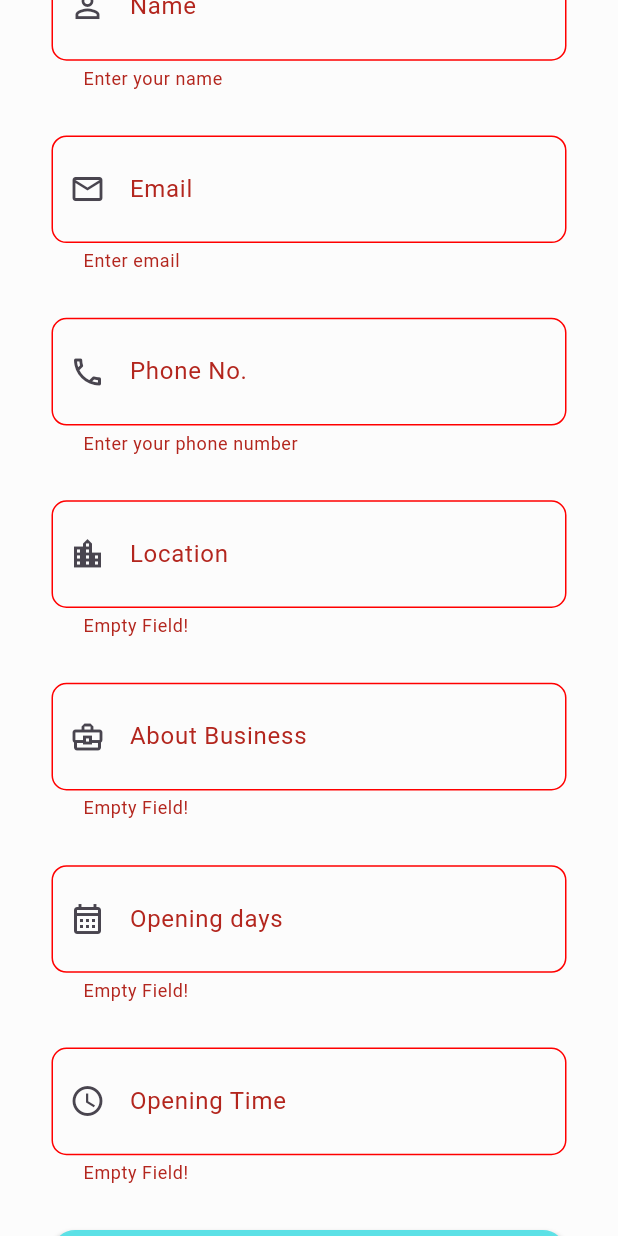
After one commit to nishaaan/KarKhana, a Flutter app: the VendorSignUp screen opened directly, scrolled down 457 dp, after a tap on "Signup", on a phone screen of 412 x 824 dp. The commit adds this screen. Run offline on Flutter 3.47's test engine with Material 3 defaults, Android fonts, the phone set to English and light mode, and no system bars; our stand-ins replace animated_splash_screen, connectivity_plus, flutter_bloc, flutter_rating_bar, flutter_screenutil, flutter_svg and 12 more; missing offline and left inert: dart:ffi, khalti_flutter; accounts and stored records are empty.

```diff
--- a/KarKhana/lib/Packages/Packages.dart
+++ b/KarKhana/lib/Packages/Packages.dart
@@ -84,3 +84,8 @@ export 'package:karkhana/usersPages/customerPages/HomePages/Purchases/activeCoup
 export 'package:karkhana/usersPages/customerPages/HomePages/Purchases/previousCouponMain.dart';
 export 'package:karkhana/usersPages/customerPages/HomePages/Purchases/Purchases.dart';
 export 'package:karkhana/usersPages/customerPages/HomePages/Purchases/searchPurchase.dart';
+
+//Vendor Login/Register Pages
+export 'package:karkhana/usersPages/vendorPages/Login_Register/VSignup.dart';
+export 'package:karkhana/usersPages/vendorPages/Login_Register/Vlogin.dart';
+export 'package:karkhana/usersPages/vendorPages/Login_Register/forgetpw.dart';
--- /dev/null
+++ b/KarKhana/lib/usersPages/vendorPages/Login_Register/VSignup.dart
@@ -0,0 +1,282 @@
+// ignore_for_file: file_names, prefer_final_fields, non_constant_identifier_names, prefer_const_constructors, unused_local_variable
+
+import 'package:karkhana/Packages/Packages.dart';
+
+class VendorSignUp extends StatefulWidget {
+  const VendorSignUp({super.key});
+
+  @override
+  State<VendorSignUp> createState() => _VendorSignUpState();
+}
+
+class _VendorSignUpState extends State<VendorSignUp> {
+  GlobalKey<FormState> _formKey = GlobalKey<FormState>();
+  TextEditingController _VendorName = TextEditingController();
+  TextEditingController _VendorEmail = TextEditingController();
+  TextEditingController _VendorPhone = TextEditingController();
+  TextEditingController _VendorLocation = TextEditingController();
+  TextEditingController _VendorAbout = TextEditingController();
+  TextEditingController _VendorOpeningDays = TextEditingController();
+  TextEditingController _VendorOpeningTime = TextEditingController();
+
+  @override
+  void initState() {
+    // TODO: implement initState
+    _VendorName;
+    _VendorEmail;
+    _VendorPhone;
+    _VendorLocation;
+    _VendorAbout;
+    _VendorOpeningDays;
+    _VendorOpeningTime;
+    super.initState();
+  }
+
+  @override
+  Widget build(BuildContext context) {
+    return GestureDetector(
+      onTap: () {
+        FocusScopeNode currentFocus = FocusScope.of(context);
+
+        if (!currentFocus.hasPrimaryFocus) {
+          currentFocus.unfocus();
+        }
+      },
+      child: Scaffold(
+        resizeToAvoidBottomInset: true,
+        backgroundColor: Colours.backgroundColor,
+        body: SafeArea(
+          child: SingleChildScrollView(
+            child: Form(
+              key: _formKey,
+              child: Column(
+                children: [
+                  Padding(
+                    padding: EdgeInsets.only(top: 10.h),
+                    child: Row(
+                      mainAxisAlignment: MainAxisAlignment.start,
+                      children: [
+                        SizedBox(
+                          width: 10.w,
+                        ),
+                        GestureDetector(
+                          child: Icon(Icons.arrow_back_ios),
+                          onTap: () {
+                            Navigator.pop(context);
+                          },
+                        ),
+                      ],
+                    ),
+                  ),
+                  Padding(
+                    padding: EdgeInsets.symmetric(horizontal: 30.w),
+                    child: Column(
+                      children: [
+                        Center(
+                          child: Column(
+                            children: [
+                              RichText(
+                                  text: TextSpan(
+                                      style: const TextStyle(
+                                          color:
+                                              Colors.blue), //apply style to all
+                                      children: [
+                                    TextSpan(
+                                      text: 'Kar',
+                                      style: GoogleFonts.poppins(
+                                        color: Colours.textColor,
+                                        fontSize: 40.sp,
+                                        fontWeight: FontWeight.w700,
+                                        decoration: TextDecoration.none,
+                                      ),
+                                    ),
+                                    TextSpan(
+                                        text: 'Khana',
+                                        style: GoogleFonts.poppins(
+                                          color: Colours.secondaryColor,
+                                          fontSize: 40.sp,
+                                          fontWeight: FontWeight.w700,
+                                          decoration: TextDecoration.none,
+                                        )),
+                                  ])),
+                              smallText(
+                                text: "Register Your Business",
+                                size: 16,
+                                color: Colours.secondaryColor,
+                              )
+                            ],
+                          ),
+                        ),
+                        Center(
+                            child: Column(
+                          children: [
+                            Lottie.asset('assets/lottie/growBusiness2.json',
+                                height: 190.h, width: 350.w),
+                            SizedBox(height: 10.h),
+                            smallText(
+                              text:
+                                  "KarKhana helps your business to connect with",
+                              size: 13,
+                            ),
+                            smallText(
+                              text:
+                                  "customers with great discounts, REGISTER NOW!",
+                              size: 13,
+                            )
+                          ],
+                        )),
+                        SizedBox(height: 20.h),
+                        NtextField(
+                            controller: _VendorName,
+                            name: 'Name',
+                            prefix: const Icon(Icons.person_outline),
+                            validator: ValidationOfFields.valName),
+                        SizedBox(
+                          height: 25.h,
+                        ),
+                        NtextField(
+                          controller: _VendorEmail,
+                          name: 'Email',
+                          prefix: const Icon(Icons.mail_outline),
+                          validator: ValidationOfFields.valEmail,
+                        ),
+                        SizedBox(
+                          height: 25.h,
+                        ),
+                        NtextField(
+                          controller: _VendorPhone,
+                          name: 'Phone No.',
+                          prefix: const Icon(Icons.phone_outlined),
+                          validator: ValidationOfFields.valPhone,
+                        ),
+                        SizedBox(
+                          height: 25.h,
+                        ),
+                        NtextField(
+                          controller: _VendorLocation,
+                          name: 'Location',
+                          prefix: const Icon(Icons.location_city),
+                          validator: ValidationOfFields.valField,
+                        ),
+                        SizedBox(
+                          height: 25.h,
+                        ),
+                        NtextField(
+                          controller: _VendorAbout,
+                          name: 'About Business',
+                          prefix: const Icon(Icons.business_center_outlined),
+                          validator: ValidationOfFields.valField,
+                        ),
+                        SizedBox(
+                          height: 25.h,
+                        ),
+                        NtextField(
+                          controller: _VendorOpeningDays,
+                          name: 'Opening days',
+                          prefix: const Icon(Icons.calendar_month_outlined),
+                          validator: ValidationOfFields.valField,
+                        ),
+                        SizedBox(
+                          height: 25.h,
+                        ),
+                        NtextField(
+                          controller: _VendorOpeningTime,
+                          name: 'Opening Time',
+                          prefix: const Icon(Icons.watch_later_outlined),
+                          validator: ValidationOfFields.valField,
+                        ),
+                        SizedBox(
+                          height: 25.h,
+                        ),
+                        ButtonContainer(
+                          butborderColor: Colours.secondaryColor,
+                          text: 'Signup',
+                          butColor: Colours.secondaryColor,
+                          onClick: () async {
+                            final isValidForm =
+                                _formKey.currentState!.validate();
+                            if (isValidForm) {
+                              var authResponse = await VendorRequestRegister(
+                                _VendorName.text,
+                                _VendorEmail.text,
+                                _VendorPhone.text,
+                                _VendorLocation.text,
+                                _VendorAbout.text,
+                                _VendorOpeningDays.text,
+                                _VendorOpeningTime.text,
+                              );
+                              // ignore: use_build_context_synchronously
+                              showDialog(
+                                  context: context,
+                                  builder: (BuildContext context) =>
+                                      AlertDialog(
+                                        title: LargeText(
+                                            text: 'Registration Submitted'),
+                                        content: const Text(
+                                          "Your Business data has successfully submitted in KarKhana. We will be in contact with you in few days for further registration process. Please don't lose your contact information that you have just submitted!",
+                                        ),
+                                        actions: [
+                                          TextButton(
+                                              onPressed: () {
+                                                Navigator.pop(context);
+                                              },
+                                              child: const Text('Close'))
+                                        ],
+                                      ));
+                              setState(() {
+                                _VendorName.clear();
+                                _VendorEmail.clear();
+                                _VendorPhone.clear();
+                                _VendorLocation.clear();
+                                _VendorAbout.clear();
+                                _VendorOpeningDays.clear();
+                                _VendorOpeningTime.clear();
+                              });
+                            }
+                          },
+                        ),
+                        SizedBox(
+                          height: 30.h,
+                        ),
+                        Row(
+                          mainAxisAlignment: MainAxisAlignment.center,
+                          children: [
+                            smallText(text: "Already have an Account? "),
+                            GestureDetector(
+                              onTap: () {
+                                Navigator.of(context).pushReplacement(
+                                    MaterialPageRoute(
+                                        builder: (context) =>
+                                            VendorLoginPage()));
+                              },
+                              child: smallText(
+                                text: "Login",
+                                color: Colours.borderColor,
+                              ),
+                            ),
+                          ],
+                        ),
+                        SizedBox(
+                          height: 20.h,
+                        ),
+                      ],
+                    ),
+                  ),
+                ],
+              ),
+            ),
+          ),
+        ),
+      ),
+    );
+  }
+
+  @override
+  void dispose() {
+    _VendorEmail.dispose();
+    _VendorName.dispose();
+    _VendorPhone.dispose();
+    _VendorLocation.dispose();
+    super.dispose();
+  }
+}
```
Also changed, not shown: KarKhana/lib/usersPages/vendorPages/Login_Register/Vlogin.dart (added, +271 -0 lines), KarKhana/lib/usersPages/vendorPages/Login_Register/forgetpw.dart (added, +106 -0 lines).
